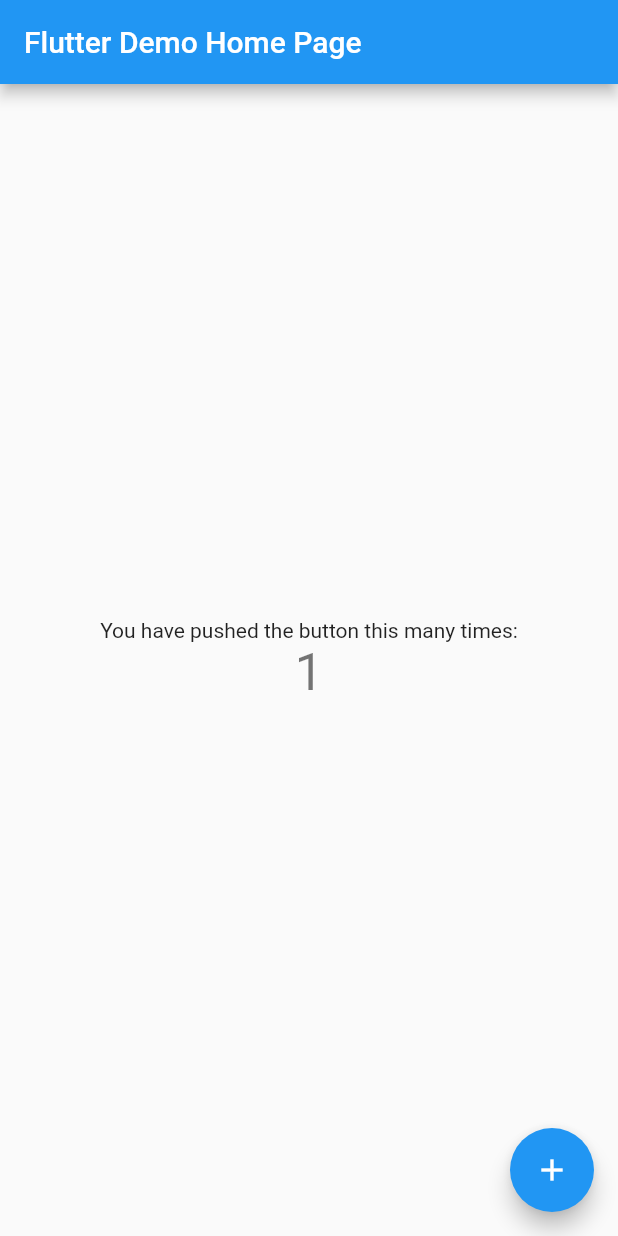
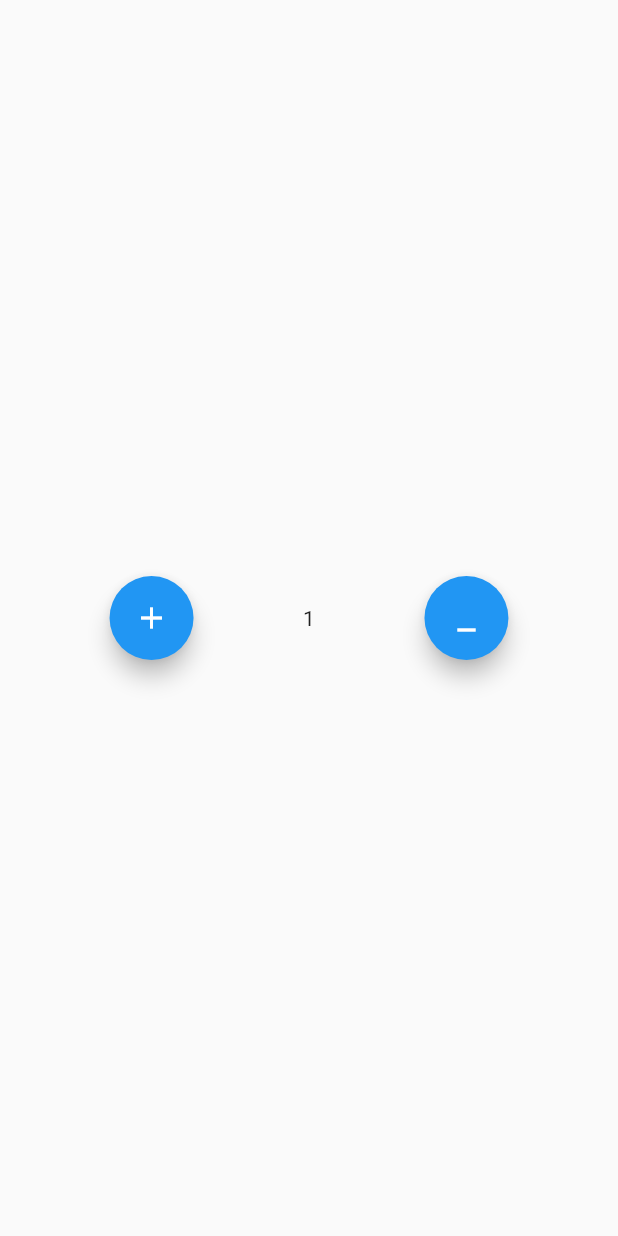
Before and after one commit to Akhil-ps-dev/BLOC, a Flutter app: the screen it shows after launch, after a tap on the "add" icon, on a phone screen of 412 x 824 dp. Run offline on Flutter 3.47's test engine with Material 2 defaults, Android fonts, the phone set to English and light mode, and no system bars; our stand-ins replace bloc, flutter_bloc.

Commit message:
frondent-completed

```diff
--- a/lib/main.dart
+++ b/lib/main.dart
@@ -1,4 +1,6 @@
+import 'package:bloc_flutter_begins/bloc/counter_bloc.dart';
 import 'package:flutter/material.dart';
+import 'package:flutter_bloc/flutter_bloc.dart';
 
 void main() {
   runApp(const MyApp());
@@ -7,109 +9,56 @@
 class MyApp extends StatelessWidget {
   const MyApp({super.key});
 
-
   @override
   Widget build(BuildContext context) {
-    return MaterialApp(
-      title: 'Flutter Demo',
-      theme: ThemeData(
-
-
-
-
-
-
-
-
-
-        primarySwatch: Colors.blue,
+    //!first
+    //! tell our materialapp that we are using bloc
+    return BlocProvider(
+      create: (context) => CounterBloc(),
+      child: MaterialApp(
+        title: 'Flutter Demo',
+        theme: ThemeData(
+          primarySwatch: Colors.blue,
+        ),
+        home: const MyHomePage(),
       ),
-      home: const MyHomePage(title: 'Flutter Demo Home Page'),
     );
   }
 }
 
-class MyHomePage extends StatefulWidget {
-  const MyHomePage({super.key, required this.title});
-
-
-
-
-
-
-
-
-
-
-  final String title;
-
-  @override
-  State<MyHomePage> createState() => _MyHomePageState();
-}
-
-class _MyHomePageState extends State<MyHomePage> {
-  int _counter = 0;
-
-  void _incrementCounter() {
-    setState(() {
-
-
-
-
-
-      _counter++;
-    });
-  }
+class MyHomePage extends StatelessWidget {
+  const MyHomePage({super.key});
 
   @override
   Widget build(BuildContext context) {
+    return Scaffold(
+      body: SafeArea(
+          child: Center(
+        child: Row(
+          mainAxisAlignment: MainAxisAlignment.spaceEvenly,
+          children: [
+            //!Adding incriment and decriment
+            FloatingActionButton(
+              onPressed: () {
+                //!two method of calling
+                // BlocProvider.of<CounterBloc>(context).add(Incriment());
 
-
-
-
-
-
-    return Scaffold(
-      appBar: AppBar(
-
-
-        title: Text(widget.title),
-      ),
-      body: Center(
-
-
-        child: Column(
-
-
-
-
-
-
-
-
-
-
-
-
-
-
-          mainAxisAlignment: MainAxisAlignment.center,
-          children: <Widget>[
-            const Text(
-              'You have pushed the button this many times:',
+                context.read<CounterBloc>().add(Incriment());
+              },
+              child: Icon(Icons.add),
             ),
-            Text(
-              '$_counter',
-              style: Theme.of(context).textTheme.headline4,
+            BlocBuilder<CounterBloc, CounterState>(
+              builder: (context, state) => Text('${state.count}'),
+            ),
+            FloatingActionButton(
+              onPressed: () {
+                BlocProvider.of<CounterBloc>(context).add(Decriment());
+              },
+              child: Icon(Icons.minimize),
             ),
           ],
         ),
-      ),
-      floatingActionButton: FloatingActionButton(
-        onPressed: _incrementCounter,
-        tooltip: 'Increment',
-        child: const Icon(Icons.add),
-      ),
+      )),
     );
   }
 }
```
